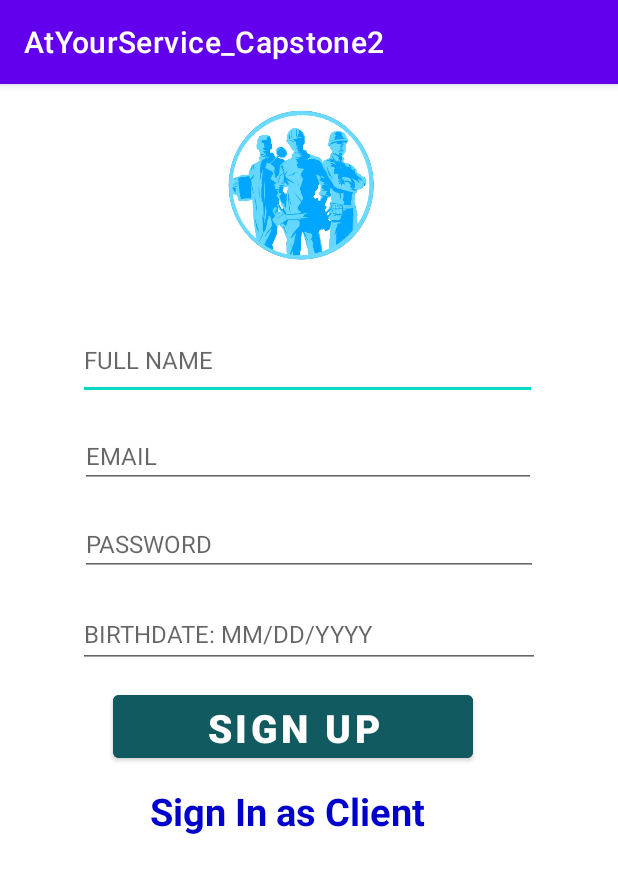
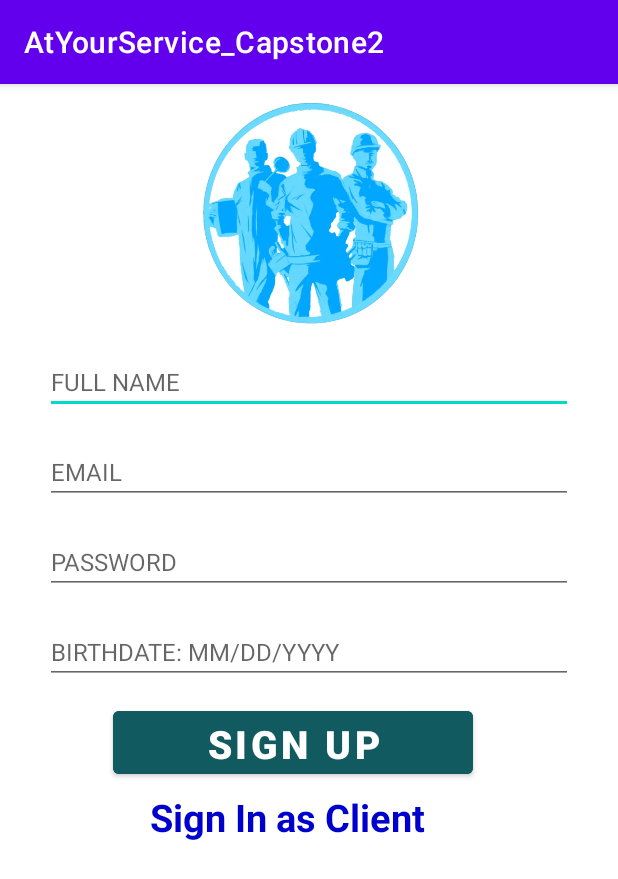
Before and after one commit to Kamiko2021/AtYourService_Capstone2, an Android app: the ApplyPlumber screen opened directly, with no data from a screen before it, on a phone screen of 412 x 824 dp. Shown: the top 879 px of the screen. Run offline under Robolectric (Android 15) with nearby library versions, the light colour scheme and no system bars; our stand-ins replace Firebase (no records; nobody signed in at launch, a user with empty details on screens opened directly).

Commit message:
initial fix of the layout, created the initial dashboard and profile.

```diff
--- a/app/src/main/java/com/capstone/atyourservice_capstone2/ApplyPlumber.java
+++ b/app/src/main/java/com/capstone/atyourservice_capstone2/ApplyPlumber.java
@@ -27,7 +27,7 @@ public class ApplyPlumber extends AppCompatActivity {
     private EditText Fullname,birthdate,Email,Password;
     private Button register;
     private ProgressBar progressBar;
-    private TextView ApplyPlumber;
+    private TextView ClientLogin;
 
 
     @Override
@@ -46,7 +46,7 @@ public class ApplyPlumber extends AppCompatActivity {
         Password = (EditText)findViewById(R.id.Password_edittxt);
         register = (Button)findViewById(R.id.register_btn);
         progressBar = (ProgressBar)findViewById(R.id.progressBar);
-        ApplyPlumber = (TextView) findViewById(R.id.SignUpAsClient_edittxt);
+        ClientLogin = (TextView) findViewById(R.id.SignUpAsClient_edittxt);
 
         register.setOnClickListener(new View.OnClickListener() {
             @Override
@@ -55,7 +55,7 @@ public class ApplyPlumber extends AppCompatActivity {
             }
         });
 
-        ApplyPlumber.setOnClickListener(new View.OnClickListener() {
+        ClientLogin.setOnClickListener(new View.OnClickListener() {
             @Override
             public void onClick(View view) {
                 Intent ClientsignIn = new Intent(ApplyPlumber.this, ClientLogin.class);
@@ -122,7 +122,7 @@ public class ApplyPlumber extends AppCompatActivity {
 
                                     if (task.isSuccessful()){
 
-                                        Toast.makeText(ApplyPlumber.this, "Client Registered", Toast.LENGTH_LONG).show();
+                                        Toast.makeText(ApplyPlumber.this, "Plumber Registered", Toast.LENGTH_LONG).show();
                                         startActivity(new Intent(ApplyPlumber.this, ClientLogin.class));
                                         progressBar.setVisibility(View.GONE);
                                     }
--- a/app/src/main/java/com/capstone/atyourservice_capstone2/ClientLogin.java
+++ b/app/src/main/java/com/capstone/atyourservice_capstone2/ClientLogin.java
@@ -39,7 +39,7 @@ public class ClientLogin extends AppCompatActivity {
     @Override
     protected void onCreate(Bundle savedInstanceState) {
         super.onCreate(savedInstanceState);
-        setContentView(R.layout.activity_main);
+        setContentView(R.layout.activity_client_login);
 
         register = (TextView) findViewById(R.id.register_txtview);
         email = (EditText) findViewById(R.id.Edittxt_email);
@@ -148,10 +148,10 @@ public class ClientLogin extends AppCompatActivity {
 
                                     //if verified us success..
 
-                                    //    Intent prof=new Intent(ClientLogin.this, ProfilePage.class); //initialize the intent for Activity Profile
+                                    Intent prof=new Intent(ClientLogin.this, DashBoard.class); //initialize the intent for Activity DashBoard
                                     Toast.makeText(ClientLogin.this, "LogIn Successfully",Toast.LENGTH_LONG).show();
                                     progressBar.setVisibility(View.GONE); //set the Progress Bar into Invisible..
-                                    //   startActivity(prof); //Redirect the Activity Profile..
+                                    startActivity(prof); //Redirect the Activity DashBoard..
                                 }else {
 
                                     //if verification failed...
--- a/app/src/main/java/com/capstone/atyourservice_capstone2/RegisterClient.java
+++ b/app/src/main/java/com/capstone/atyourservice_capstone2/RegisterClient.java
@@ -34,7 +34,7 @@ public class RegisterClient extends AppCompatActivity {
     @Override
     protected void onCreate(Bundle savedInstanceState) {
         super.onCreate(savedInstanceState);
-        setContentView(R.layout.activity_main2);
+        setContentView(R.layout.activity_register_client);
 
         //firebase database reference initialization
         mAuth = FirebaseAuth.getInstance();
--- a/app/src/main/res/layout/activity_apply_plumber.xml
+++ b/app/src/main/res/layout/activity_apply_plumber.xml
@@ -1,11 +1,19 @@
 <?xml version="1.0" encoding="utf-8"?>
-<RelativeLayout xmlns:android="http://schemas.android.com/apk/res/android"
+<LinearLayout xmlns:android="http://schemas.android.com/apk/res/android"
     xmlns:app="http://schemas.android.com/apk/res-auto"
     xmlns:tools="http://schemas.android.com/tools"
     android:layout_width="match_parent"
     android:layout_height="match_parent"
     android:orientation="vertical"
     tools:context=".ApplyPlumber">
+
+    <ProgressBar
+        android:id="@+id/progressBar"
+        style="?android:attr/progressBarStyle"
+        android:layout_width="match_parent"
+        android:layout_height="match_parent"
+        android:layout_gravity="center"
+        android:visibility="gone"/>
 
     <LinearLayout
         android:layout_width="match_parent"
@@ -14,61 +22,54 @@
 
         <ImageView
             android:id="@+id/imageView"
-            android:layout_width="309dp"
-            android:layout_height="101dp"
+            android:layout_width="match_parent"
+            android:layout_height="150sp"
             android:layout_marginStart="45dp"
             android:layout_marginLeft="50sp"
-            android:layout_marginTop="16dp"
+            android:layout_marginTop="10dp"
             android:layout_marginEnd="45dp"
             android:src="@drawable/flogoo" />
 
         <EditText
             android:id="@+id/Fullname_edittxt"
-            android:layout_width="306dp"
-            android:layout_height="53dp"
-            android:layout_marginStart="52dp"
-            android:layout_marginTop="40dp"
-            android:layout_marginEnd="34dp"
+            android:layout_width="match_parent"
+            android:layout_height="40sp"
+            android:layout_marginLeft="30sp"
+            android:layout_marginTop="20dp"
+            android:layout_marginRight="30sp"
             android:hint="FULL NAME"
             android:inputType="text"
             android:textSize="16dp" />
 
         <EditText
             android:id="@+id/Email_edittxt"
-            android:layout_width="304dp"
-            android:layout_height="wrap_content"
-            android:layout_marginStart="53dp"
-            android:layout_marginTop="16dp"
-            android:layout_marginEnd="34dp"
+            android:layout_width="match_parent"
+            android:layout_height="40sp"
+            android:layout_marginLeft="30sp"
+            android:layout_marginTop="20dp"
+            android:layout_marginRight="30sp"
             android:hint="EMAIL"
             android:inputType="text"
             android:textSize="16sp" />
 
-        <ProgressBar
-            android:id="@+id/progressBar"
-            style="?android:attr/progressBarStyle"
-            android:layout_width="174dp"
-            android:layout_height="119dp"
-            android:visibility="gone" />
-
         <EditText
             android:id="@+id/Password_edittxt"
-            android:layout_width="305dp"
-            android:layout_height="wrap_content"
-            android:layout_marginStart="53dp"
-            android:layout_marginTop="16dp"
-            android:layout_marginEnd="34dp"
+            android:layout_width="match_parent"
+            android:layout_height="40sp"
+            android:layout_marginLeft="30sp"
+            android:layout_marginTop="20dp"
+            android:layout_marginRight="30sp"
             android:hint="PASSWORD"
             android:inputType="textPassword"
             android:textSize="16sp" />
 
         <EditText
             android:id="@+id/birthdate_edittxt"
-            android:layout_width="308dp"
-            android:layout_height="45dp"
-            android:layout_marginStart="52dp"
-            android:layout_marginTop="16dp"
-            android:layout_marginEnd="34dp"
+            android:layout_width="match_parent"
+            android:layout_height="40sp"
+            android:layout_marginLeft="30sp"
+            android:layout_marginTop="20dp"
+            android:layout_marginRight="30sp"
             android:hint="BIRTHDATE: MM/DD/YYYY"
             android:inputType="date"
             android:textSize="16sp" />
@@ -90,7 +91,7 @@
             android:layout_width="wrap_content"
             android:layout_height="35dp"
             android:layout_marginLeft="100sp"
-            android:layout_marginTop="12dp"
+            android:layout_marginTop="5dp"
             android:text="Sign In as Client"
             android:textColor="#0000cc"
             android:textSize="25dp"
@@ -98,4 +99,4 @@
 
     </LinearLayout>
 
-</RelativeLayout>
+</LinearLayout>
```
Also changed, not shown: app/src/main/AndroidManifest.xml (+7 -0 lines), app/src/main/java/com/capstone/atyourservice_capstone2/ClientProfileSettings.java (added, +117 -0 lines), app/src/main/java/com/capstone/atyourservice_capstone2/PlumbersLogIn.java (+18 -5 lines), app/src/main/res/layout/activity_client_login.xml (renamed from app/src/main/res/layout/activity_main.xml, +25 -21 lines), app/src/main/res/layout/activity_plumbers_log_in.xml (+17 -16 lines), app/src/main/res/layout/activity_register_client.xml (renamed from app/src/main/res/layout/activity_main2.xml, +10 -10 lines), app/src/main/res/layout/activity_reset_password.xml (+22 -33 lines), app/src/main/res/layout/fragment_client_profile_settings.xml (added, +61 -0 lines), app/src/main/res/drawable/defaultprofile.png (added).
